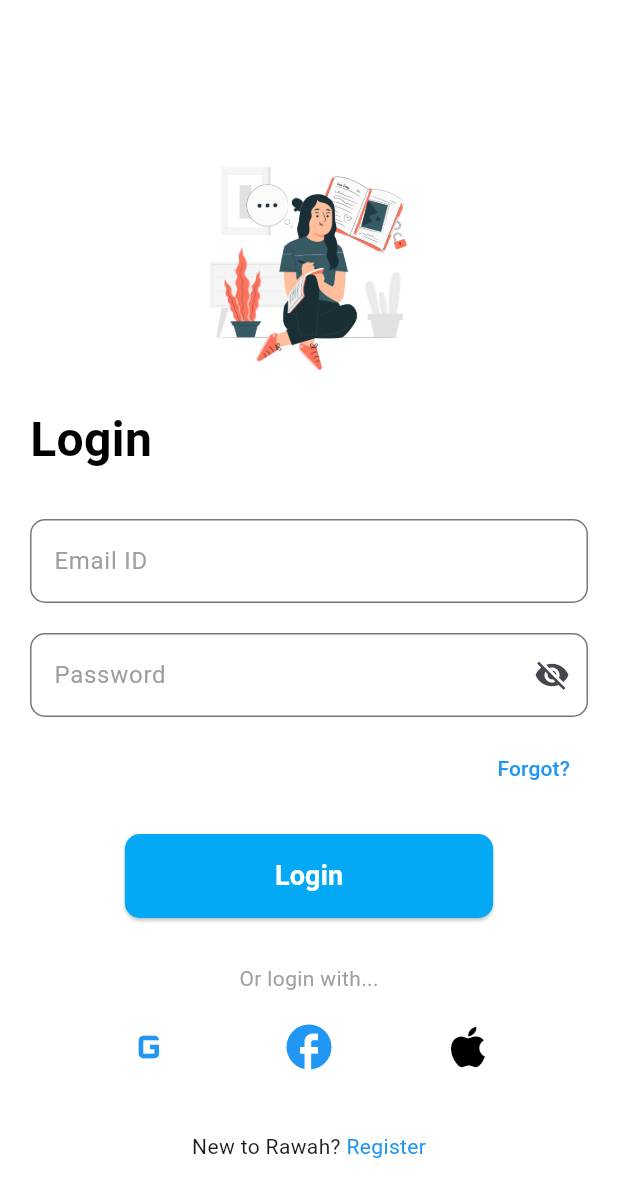
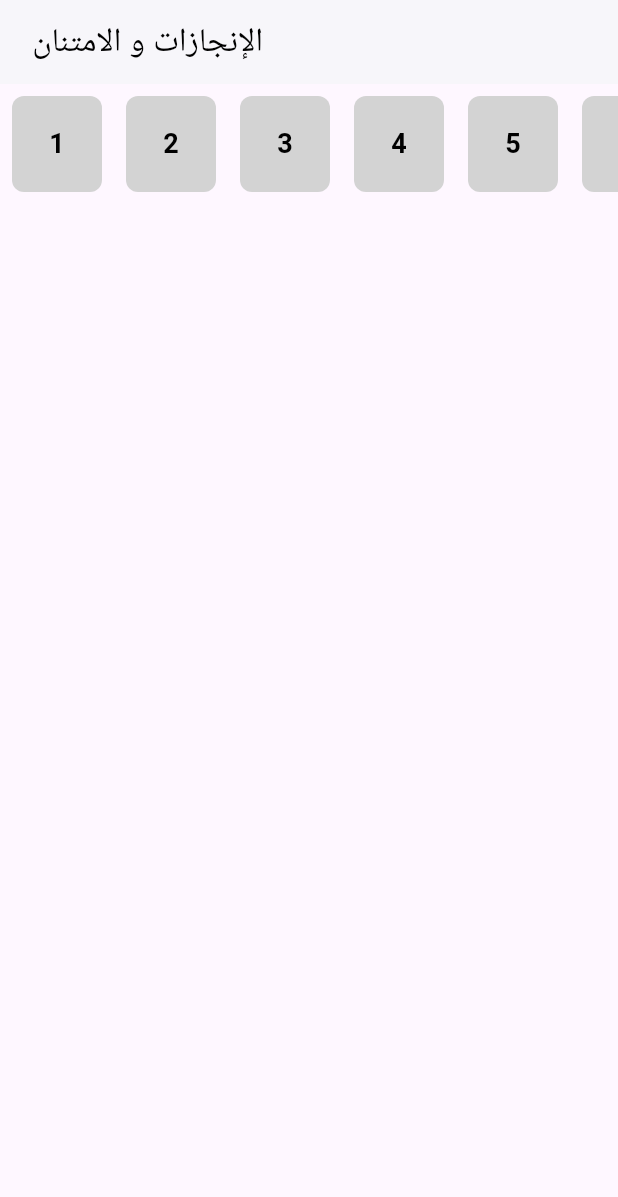
Before and after one commit to sohilaAreef/Rawah, a Flutter app: the screen it shows after launch, on a phone screen of 412 x 824 dp. Shown: the top 1197 px of the screen. Run offline on Flutter 3.47's test engine with Material 3 defaults, Android fonts, the light colour scheme and no system bars.

Commit message:
second commit

```diff
--- a/lib/main.dart
+++ b/lib/main.dart
@@ -1,5 +1,5 @@
 import 'package:flutter/material.dart';
-import 'screens/login_screen.dart';
+import 'package:rawah/screens/achievements_screen.dart';
 
 void main() {
   runApp(MyApp());
@@ -12,11 +12,11 @@ class MyApp extends StatelessWidget {
   Widget build(BuildContext context) {
     return MaterialApp(
       debugShowCheckedModeBanner: false,
-      title: 'Graduation Project',
+      title: 'Rawah',
       theme: ThemeData(
         primarySwatch: Colors.blue,
       ),
-      home: LoginScreen(), // الصفحة الرئيسية
+      home: AchievementsScreen(),
     );
   }
 }
--- /dev/null
+++ b/lib/models/entry.dart
@@ -0,0 +1,16 @@
+enum EntryType {
+  achievement,
+  gratitude,
+}
+
+class Entry {
+  final EntryType type;
+  final String title;
+  final DateTime date;
+
+  Entry({
+    required this.type,
+    required this.title,
+    required this.date,
+  });
+}
--- /dev/null
+++ b/lib/screens/achievements_screen.dart
@@ -0,0 +1,98 @@
+import 'package:flutter/material.dart';
+import 'package:rawah/models/entry.dart';
+import 'package:rawah/utils/app_colors.dart';
+import 'package:rawah/widgets/add_entry_bottom_sheet.dart';
+
+class AchievementsScreen extends StatefulWidget {
+  const AchievementsScreen({super.key});
+
+  @override
+  State<AchievementsScreen> createState() => _AchievementsScreenState();
+}
+
+class _AchievementsScreenState extends State<AchievementsScreen> {
+  DateTime _selectedDate = DateTime.now();
+  final List<Entry> _entries = [];
+
+  void _onDayPressed(DateTime date) {
+    setState(() {
+      _selectedDate = date;
+    });
+
+     showModalBottomSheet(
+      context: context,
+      builder: (context) => AddEntryBottomSheet(
+        selectedDate: _selectedDate,
+        onAddEntry: (entry) {
+          setState(() {
+            _entries.add(entry);
+          });
+        },
+      ),);
+  }
+  @override
+  Widget build(BuildContext context) {
+    return Scaffold(
+      appBar: AppBar(
+        title: Text(' الإنجازات و الامتنان',
+        style: TextStyle(color: Colors.black),
+        ),
+        backgroundColor: AppColors.primary,
+        elevation: 1,
+        iconTheme: IconThemeData(color: Colors.black),
+      ),
+      body: Column(
+        children: [
+          SizedBox(
+            height: 80,
+            child: ListView.builder(
+              scrollDirection: Axis.horizontal,
+              itemCount: 30,
+              itemBuilder: (context, index) {
+                final day = index + 1;
+                return GestureDetector(
+                  onTap: () => _onDayPressed(
+                    DateTime(DateTime.now().year, DateTime.now().month, day),
+                  ),
+                  child: Container(
+                    width: 60,
+                    margin: const EdgeInsets.all(8),
+                    decoration: BoxDecoration(
+                      color: AppColors.LightGray,
+                      borderRadius: BorderRadius.circular(8),
+                    ),
+                    child: Center(
+                      child: Text(
+                        day.toString(),
+                        style: TextStyle(
+                          color: Colors.black,
+                          fontWeight: FontWeight.bold,
+                          fontSize: 18
+                      ),
+                    ),
+                    ),
+
+                  ),
+                );
+              },
+            ),
+          ),
+          Expanded(
+            child: ListView.builder(
+              itemCount: _entries.length,
+              itemBuilder: (context, index) {
+                final entry = _entries[index];
+                return ListTile(
+                  title: Text(entry.title),
+                  subtitle: Text(entry.type == EntryType.achievement? 'الإنجازات': 'الامتنان'),
+                  trailing: Text(
+                    '${entry.date.day}/${entry.date.month}/${entry.date.year}',
+                  ),
+                );
+              },
+            ),)
+        ],
+      )
+    );
+  }
+}
--- a/lib/screens/login_screen.dart
+++ b/lib/screens/login_screen.dart
@@ -21,6 +21,7 @@ class LoginScreen extends StatelessWidget {
                 child: Image.asset(
                   'assets/images/freepik__upload__54995.png',
                   height: 150,
+                  width: double.infinity,
                 ),
               ),
               SizedBox(height: 20),
--- a/lib/screens/signup_screen.dart
+++ b/lib/screens/signup_screen.dart
@@ -19,6 +19,7 @@ class SignUpScreen extends StatelessWidget {
               Center(child: Image.asset(
                 'assets/images/flat-hand-drawn-hygge-lifestyle-illustration_23-2148827883.jpg',
                 height: 150,
+                width: double.infinity,
               ),),
               SizedBox(height: 20,),
               Text('Sign Up',
--- /dev/null
+++ b/lib/utils/app_colors.dart
@@ -0,0 +1,7 @@
+import 'package:flutter/material.dart';
+
+class AppColors {
+  static const Color primary = Colors.white;
+  static const Color LightGray = Color(0xFFD3D3D3);
+  static const Color LightPurple = Color.fromARGB(255, 152, 152, 216);
+}
```
Also changed, not shown: lib/utils/theme.dart (deleted, +0 -7 lines), lib/widgets/add_entry_bottom_sheet.dart (added, +103 -0 lines).
